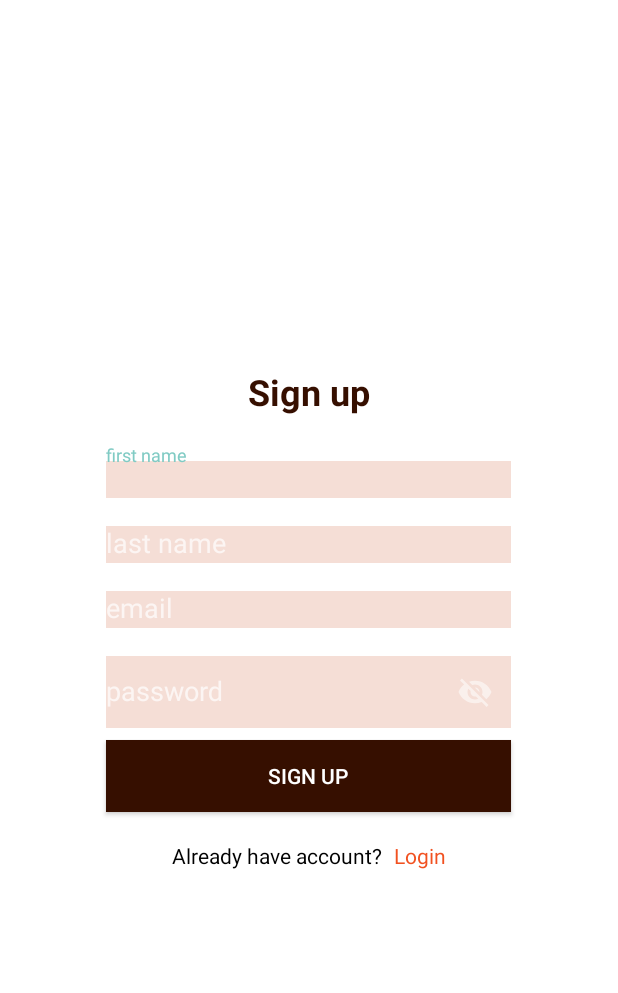
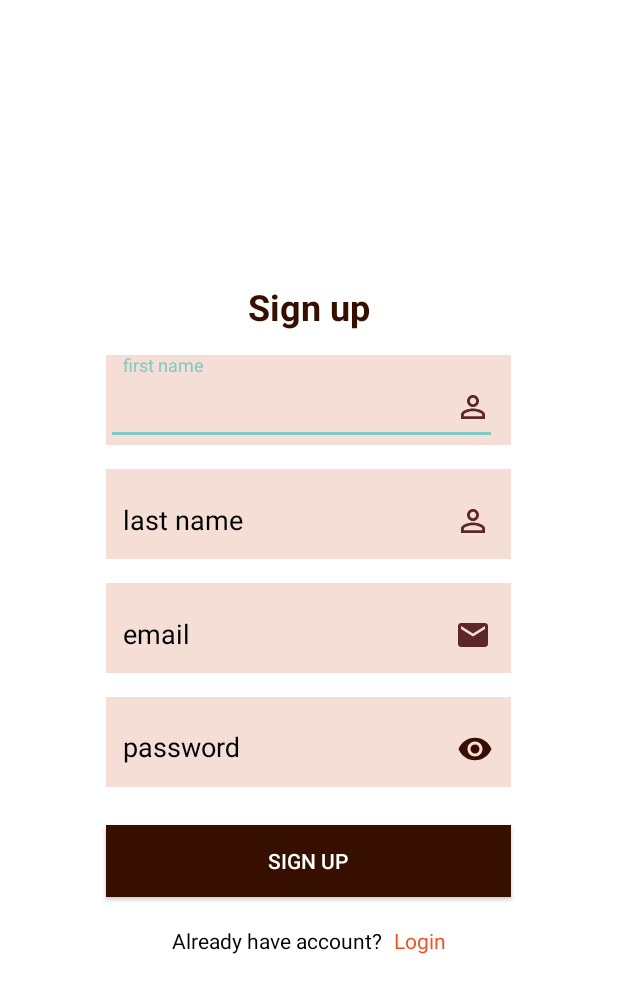
Before and after one commit to FokusIn-C23-C122/fokusin-app, an Android app built with Jetpack Compose: the SignupScreen screen opened directly, with no data from a screen before it, on a phone screen of 412 x 824 dp. Shown: the top 993 px of the screen. Run offline under Robolectric (Android 15) with nearby library versions, the phone set to English and light mode, and no system bars.

Commit message:
fix screen force close

```diff
--- /dev/null
+++ b/app/src/main/res/drawable/ic_email.xml
@@ -0,0 +1,5 @@
+<vector android:height="24dp" android:tint="#5E2727"
+    android:viewportHeight="24" android:viewportWidth="24"
+    android:width="24dp" xmlns:android="http://schemas.android.com/apk/res/android">
+    <path android:fillColor="@android:color/white" android:pathData="M20,4L4,4c-1.1,0 -1.99,0.9 -1.99,2L2,18c0,1.1 0.9,2 2,2h16c1.1,0 2,-0.9 2,-2L22,6c0,-1.1 -0.9,-2 -2,-2zM20,8l-8,5 -8,-5L4,6l8,5 8,-5v2z"/>
+</vector>
--- /dev/null
+++ b/app/src/main/res/drawable/ic_person.xml
@@ -0,0 +1,5 @@
+<vector android:height="24dp" android:tint="#5E2727"
+    android:viewportHeight="24" android:viewportWidth="24"
+    android:width="24dp" xmlns:android="http://schemas.android.com/apk/res/android">
+    <path android:fillColor="@android:color/white" android:pathData="M12,5.9c1.16,0 2.1,0.94 2.1,2.1s-0.94,2.1 -2.1,2.1S9.9,9.16 9.9,8s0.94,-2.1 2.1,-2.1m0,9c2.97,0 6.1,1.46 6.1,2.1v1.1L5.9,18.1L5.9,17c0,-0.64 3.13,-2.1 6.1,-2.1M12,4C9.79,4 8,5.79 8,8s1.79,4 4,4 4,-1.79 4,-4 -1.79,-4 -4,-4zM12,13c-2.67,0 -8,1.34 -8,4v3h16v-3c0,-2.66 -5.33,-4 -8,-4z"/>
+</vector>
--- /dev/null
+++ b/app/src/main/res/drawable/rikod.xml
@@ -0,0 +1,5 @@
+<vector android:height="24dp" android:tint="#F01A1A"
+    android:viewportHeight="24" android:viewportWidth="24"
+    android:width="24dp" xmlns:android="http://schemas.android.com/apk/res/android">
+    <path android:fillColor="@android:color/white" android:pathData="M18,10.48V6c0,-1.1 -0.9,-2 -2,-2H4C2.9,4 2,4.9 2,6v12c0,1.1 0.9,2 2,2h12c1.1,0 2,-0.9 2,-2v-4.48l4,3.98v-11L18,10.48zM12,12l3,1.73l-1,1.73l-3,-1.73V17H9v-3.27l-3,1.73l-1,-1.73L8,12l-3,-1.73l1,-1.73l3,1.73V7h2v3.27l3,-1.73l1,1.73L12,12z"/>
+</vector>
--- a/app/src/main/res/layout/activity_main.xml
+++ b/app/src/main/res/layout/activity_main.xml
@@ -21,7 +21,7 @@
         android:id="@+id/nav"
         android:layout_width="match_parent"
         android:layout_height="65dp"
-        android:background="@color/plt_pink2"
+        android:background="#F3DFDA"
         app:cnb_menuResource="@menu/bottom_navbar"
         app:layout_constraintBottom_toBottomOf="parent"
         app:layout_constraintEnd_toEndOf="parent"
--- a/app/src/main/res/layout/activity_signup_screen.xml
+++ b/app/src/main/res/layout/activity_signup_screen.xml
@@ -27,51 +27,95 @@
             android:paddingBottom="8dp"/>
 
         <com.google.android.material.textfield.TextInputLayout
+            android:layout_width="270dp"
+            android:layout_height="60dp"
             android:hint="first name"
-            android:layout_width="270dp"
-            android:layout_height="wrap_content"
-            android:layout_marginTop="11dp">
+            android:background="@color/plt_pink2"
+            android:textColorHint="@color/black"
+            app:boxStrokeWidth="0dp"
+            app:boxStrokeWidthFocused="0dp"
+            android:layout_marginTop="8dp"
+            android:layout_marginBottom="8dp">
             <com.google.android.material.textfield.TextInputEditText
-                android:background="@color/plt_pink2"
+                android:paddingStart="11dp"
+                android:textColorHint="@color/black"
+                android:drawableEnd="@drawable/ic_person"
+                android:layout_marginEnd="9dp"
+                android:backgroundTint="@android:color/transparent"
+                android:inputType="textPersonName"
                 android:layout_width="match_parent"
-                android:layout_height="wrap_content"/>
-        </com.google.android.material.textfield.TextInputLayout>
-
-        <com.google.android.material.textfield.TextInputLayout
-            android:hint="last name"
-            android:layout_width="270dp"
-            android:layout_height="wrap_content"
-            android:layout_marginTop="8dp">
-            <com.google.android.material.textfield.TextInputEditText
-                android:background="@color/plt_pink2"
-                android:layout_width="match_parent"
-                android:layout_height="wrap_content"/>
-        </com.google.android.material.textfield.TextInputLayout>
-        <com.google.android.material.textfield.TextInputLayout
-            android:hint="email"
-            android:layout_width="270dp"
-            android:layout_height="wrap_content"
-            android:layout_marginTop="8dp">
-            <com.google.android.material.textfield.TextInputEditText
-                android:background="@color/plt_pink2"
-                android:layout_width="match_parent"
-                android:layout_height="wrap_content"/>
+                android:layout_height="match_parent"
+                tools:ignore="RtlSymmetry" />
         </com.google.android.material.textfield.TextInputLayout>
 
         <com.google.android.material.textfield.TextInputLayout
             android:layout_width="270dp"
-            android:hint="password"
-            android:layout_height="wrap_content"
-            app:passwordToggleEnabled="true"
+            android:layout_height="60dp"
+            android:hint="last name"
+            android:background="@color/plt_pink2"
+            android:textColorHint="@color/black"
+            app:boxStrokeWidth="0dp"
+            app:boxStrokeWidthFocused="0dp"
             android:layout_marginTop="8dp"
             android:layout_marginBottom="8dp">
             <com.google.android.material.textfield.TextInputEditText
-                android:background="@color/plt_pink2"
+                android:paddingStart="11dp"
+                android:textColorHint="@color/black"
+                android:drawableEnd="@drawable/ic_person"
+                android:layout_marginEnd="9dp"
+                android:backgroundTint="@android:color/transparent"
+                android:inputType="textPersonName"
+                android:layout_width="match_parent"
+                android:layout_height="match_parent"
+                tools:ignore="RtlSymmetry" />
+        </com.google.android.material.textfield.TextInputLayout>
+
+        <com.google.android.material.textfield.TextInputLayout
+            android:layout_width="270dp"
+            android:layout_height="60dp"
+            android:hint="email"
+            android:background="@color/plt_pink2"
+            android:textColorHint="@color/black"
+            app:boxStrokeWidth="0dp"
+            app:boxStrokeWidthFocused="0dp"
+            android:layout_marginTop="8dp"
+            android:layout_marginBottom="8dp">
+            <com.google.android.material.textfield.TextInputEditText
+                android:paddingStart="11dp"
+                android:textColorHint="@color/black"
+                android:drawableEnd="@drawable/ic_email"
+                android:layout_marginEnd="9dp"
+                android:backgroundTint="@android:color/transparent"
+                android:inputType="textEmailAddress"
+                android:layout_width="match_parent"
+                android:layout_height="match_parent"
+                tools:ignore="RtlSymmetry" />
+        </com.google.android.material.textfield.TextInputLayout>
+
+        <com.google.android.material.textfield.TextInputLayout
+            android:layout_width="270dp"
+            android:layout_height="60dp"
+            android:background="@color/plt_pink2"
+            android:hint="password"
+            android:textColorHint="@color/black"
+            app:passwordToggleEnabled="true"
+            app:passwordToggleTint="@color/plt_brown"
+            android:layout_marginTop="8dp"
+            android:layout_marginBottom="8dp">
+
+            <com.google.android.material.textfield.TextInputEditText
+                android:paddingStart="11dp"
+                android:inputType="textPassword"
+                android:textColorHighlight="@color/black"
+                app:boxStrokeWidth="0dp"
+                android:backgroundTint="@android:color/transparent"
+                app:boxStrokeWidthFocused="0dp"
                 android:layout_width="match_parent"
                 android:layout_height="wrap_content" />
         </com.google.android.material.textfield.TextInputLayout>
         <Button
             android:layout_width="270dp"
+            android:layout_marginTop="17dp"
             android:layout_height="wrap_content"
             android:text="Sign UP"
             android:background="@color/plt_brown"
--- a/app/src/main/res/layout/fragment_home.xml
+++ b/app/src/main/res/layout/fragment_home.xml
@@ -113,7 +113,7 @@
                     android:drawableEnd="@drawable/next"
                     android:backgroundTint="@color/plt_brown"
                     android:text="Start"
-                    app:cornerRadius="15dp"
+                    app:cornerRadius="9dp"
                     app:layout_constraintBottom_toBottomOf="parent"
                     app:layout_constraintStart_toStartOf="parent" />
 
@@ -267,7 +267,7 @@
                     android:drawableEnd="@drawable/next"
                     android:backgroundTint="@color/plt_brown"
                     android:text="next"
-                    app:cornerRadius="15dp"
+                    app:cornerRadius="9dp"
                     app:layout_constraintBottom_toBottomOf="parent"
                     app:layout_constraintStart_toStartOf="parent" />
 
--- a/app/src/main/res/menu/bottom_navbar.xml
+++ b/app/src/main/res/menu/bottom_navbar.xml
@@ -7,15 +7,15 @@
         android:enabled="true"
         android:icon="@drawable/home_ic"
         android:title="@string/hom"
-        app:cnb_iconColor="@color/plt_brown"/>
+        app:cnb_iconColor="@color/home"/>
     <item
         android:id="@+id/navCam"
         android:icon="@drawable/camera"
         android:title="@string/camera"
-        app:cnb_iconColor="@color/plt_brown"/>
+        app:cnb_iconColor="@color/home"/>
     <item
         android:id="@+id/navStat"
         android:icon="@drawable/statist"
         android:title="@string/statistik"
-        app:cnb_iconColor="@color/plt_brown"/>
+        app:cnb_iconColor="@color/home"/>
 </menu>
--- a/app/src/main/res/values-night/strings.xml
+++ b/app/src/main/res/values-night/strings.xml
@@ -1,6 +1,6 @@
 <?xml version="1.0" encoding="utf-8"?>
 <resources>
-    <string name="hom">hom</string>
+    <string name="hom">home</string>
     <string name="focus">focus</string>
     <string name="analize">analize</string>
     <string name="schedule">schedule</string>
--- a/app/src/main/res/values-night/themes.xml
+++ b/app/src/main/res/values-night/themes.xml
@@ -25,4 +25,9 @@
         <!-- Status bar color. -->
         <item name="android:statusBarColor">?attr/colorPrimaryVariant</item>
     </style>
+    <style name="NoUnderlineEditText" parent="Widget.AppCompat.EditText">
+        <item name="android:padding">0dp</item>
+        <item name="android:layout_marginTop">0dp</item>
+        <item name="android:layout_marginBottom">0dp</item>
+    </style>
 </resources>
--- a/app/src/main/res/values/strings.xml
+++ b/app/src/main/res/values/strings.xml
@@ -1,6 +1,6 @@
 <resources>
     <string name="app_name">fokusin</string>
-    <string name="hom">hom</string>
+    <string name="hom">home</string>
     <string name="focus">focus</string>
     <string name="analize">analize</string>
     <string name="schedule">schedule</string>
--- a/app/src/main/res/values/themes.xml
+++ b/app/src/main/res/values/themes.xml
@@ -14,7 +14,7 @@
     </style>
     <style name="AppTheme" parent="Theme.MaterialComponents.Light.NoActionBar">
         <!-- Pengaturan lainnya -->
-        <item name="colorPrimary">@color/purple_500</item>
+        <item name="colorPrimary">@color/plt_pink</item>
         <item name="colorPrimaryVariant">@color/purple_700</item>
         <item name="colorOnPrimary">@color/white</item>
         <!-- Secondary brand color. -->
@@ -22,7 +22,12 @@
         <item name="colorSecondaryVariant">@color/teal_700</item>
         <item name="colorOnSecondary">@color/black</item>
         <!-- Status bar color. -->
-        <item name="android:statusBarColor">?attr/colorPrimaryVariant</item>
+        <item name="android:statusBarColor">@color/plt_pink2</item>
+    </style>
+    <style name="NoUnderlineEditText" parent="Widget.AppCompat.EditText">
+        <item name="android:padding">0dp</item>
+        <item name="android:layout_marginTop">0dp</item>
+        <item name="android:layout_marginBottom">0dp</item>
     </style>
 
 </resources>
```
Also changed, not shown: app/src/main/java/com/capstone/fokusin/ui/fragment/HomeFragment.kt (+11 -3 lines), app/src/main/res/layout/activity_login_screen.xml (+31 -9 lines), app/src/main/res/layout/fragment_record.xml (+26 -14 lines).
